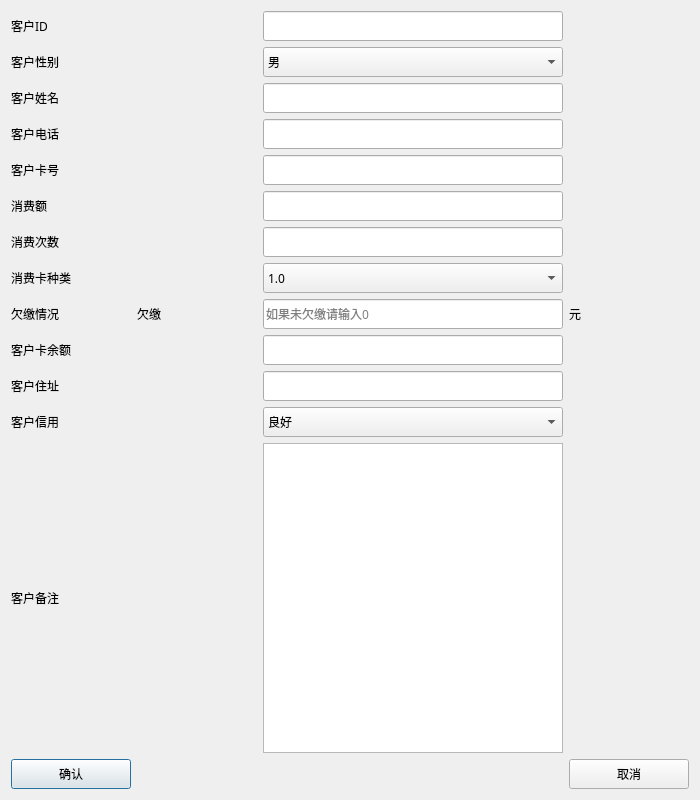
Before: the Qt Designer form LaundryManagementSystem/dlgupdatecustomer.ui in Quentlam/LaundryManagementSystem, drawn with Qt 5.
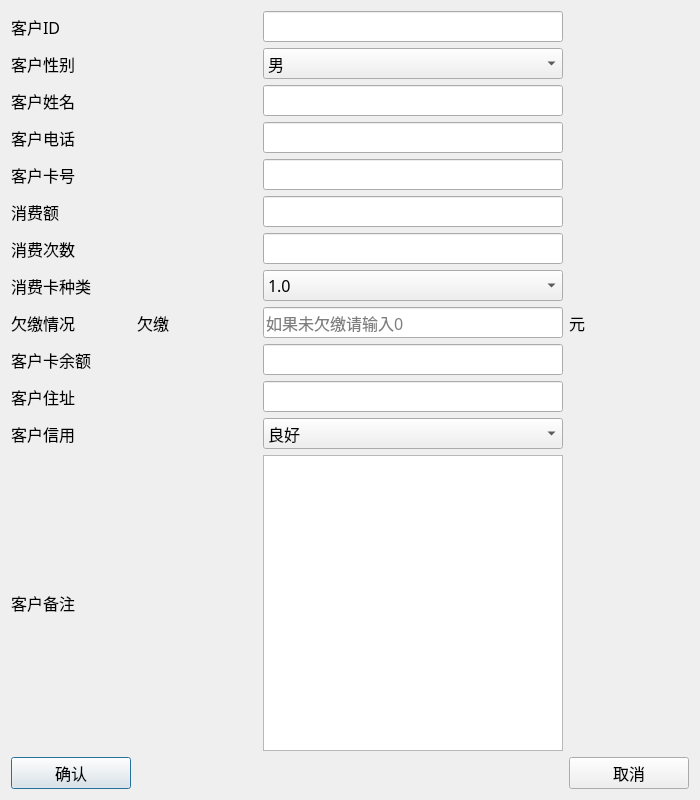
After: the same form once the commit is applied.

What changed in the file:
```diff
--- a/LaundryManagementSystem/dlgupdatecustomer.ui
+++ b/LaundryManagementSystem/dlgupdatecustomer.ui
@@ -25,6 +25,7 @@
   <property name="font">
    <font>
     <family>微软雅黑</family>
+    <pointsize>12</pointsize>
    </font>
   </property>
   <property name="windowTitle">
@@ -33,6 +34,12 @@
   <layout class="QGridLayout" name="gridLayout">
    <item row="5" column="0">
     <widget class="QLabel" name="label_4">
+     <property name="font">
+      <font>
+       <family>微软雅黑</family>
+       <pointsize>12</pointsize>
+      </font>
+     </property>
      <property name="text">
       <string>客户卡号</string>
      </property>
@@ -52,6 +59,12 @@
        <height>16777215</height>
       </size>
      </property>
+     <property name="font">
+      <font>
+       <family>微软雅黑</family>
+       <pointsize>12</pointsize>
+      </font>
+     </property>
     </widget>
    </item>
    <item row="7" column="2">
@@ -68,6 +81,12 @@
        <height>16777215</height>
       </size>
      </property>
+     <property name="font">
+      <font>
+       <family>微软雅黑</family>
+       <pointsize>12</pointsize>
+      </font>
+     </property>
     </widget>
    </item>
    <item row="4" column="2">
@@ -84,6 +103,12 @@
        <height>16777215</height>
       </size>
      </property>
+     <property name="font">
+      <font>
+       <family>微软雅黑</family>
+       <pointsize>12</pointsize>
+      </font>
+     </property>
     </widget>
    </item>
    <item row="5" column="2">
@@ -100,6 +125,12 @@
        <height>16777215</height>
       </size>
      </property>
+     <property name="font">
+      <font>
+       <family>微软雅黑</family>
+       <pointsize>12</pointsize>
+      </font>
+     </property>
      <property name="maxLength">
       <number>14</number>
      </property>
@@ -107,6 +138,12 @@
    </item>
    <item row="4" column="0">
     <widget class="QLabel" name="label_5">
+     <property name="font">
+      <font>
+       <family>微软雅黑</family>
+       <pointsize>12</pointsize>
+      </font>
+     </property>
      <property name="text">
       <string>客户电话</string>
      </property>
@@ -126,6 +163,12 @@
        <height>16777215</height>
       </size>
      </property>
+     <property name="font">
+      <font>
+       <family>微软雅黑</family>
+       <pointsize>12</pointsize>
+      </font>
+     </property>
     </widget>
    </item>
    <item row="1" column="2" colspan="2">
@@ -142,10 +185,22 @@
        <height>16777215</height>
       </size>
      </property>
+     <property name="font">
+      <font>
+       <family>微软雅黑</family>
+       <pointsize>12</pointsize>
+      </font>
+     </property>
     </widget>
    </item>
    <item row="9" column="0">
     <widget class="QLabel" name="label_10">
+     <property name="font">
+      <font>
+       <family>微软雅黑</family>
+       <pointsize>12</pointsize>
+      </font>
+     </property>
      <property name="text">
       <string>欠缴情况</string>
      </property>
@@ -153,6 +208,12 @@
    </item>
    <item row="14" column="0">
     <widget class="QLabel" name="label_3">
+     <property name="font">
+      <font>
+       <family>微软雅黑</family>
+       <pointsize>12</pointsize>
+      </font>
+     </property>
      <property name="text">
       <string>客户备注</string>
      </property>
@@ -160,6 +221,12 @@
    </item>
    <item row="3" column="0">
     <widget class="QLabel" name="label">
+     <property name="font">
+      <font>
+       <family>微软雅黑</family>
+       <pointsize>12</pointsize>
+      </font>
+     </property>
      <property name="text">
       <string>客户姓名</string>
      </property>
@@ -167,6 +234,12 @@
    </item>
    <item row="11" column="0">
     <widget class="QLabel" name="label_6">
+     <property name="font">
+      <font>
+       <family>微软雅黑</family>
+       <pointsize>12</pointsize>
+      </font>
+     </property>
      <property name="text">
       <string>客户卡余额</string>
      </property>
@@ -180,6 +253,12 @@
        <height>30</height>
       </size>
      </property>
+     <property name="font">
+      <font>
+       <family>微软雅黑</family>
+       <pointsize>12</pointsize>
+      </font>
+     </property>
      <property name="text">
       <string>确认</string>
      </property>
@@ -187,6 +266,12 @@
    </item>
    <item row="6" column="0">
     <widget class="QLabel" name="label_7">
+     <property name="font">
+      <font>
+       <family>微软雅黑</family>
+       <pointsize>12</pointsize>
+      </font>
+     </property>
      <property name="text">
       <string>消费额</string>
      </property>
@@ -206,6 +291,12 @@
        <height>16777215</height>
       </size>
      </property>
+     <property name="font">
+      <font>
+       <family>微软雅黑</family>
+       <pointsize>12</pointsize>
+      </font>
+     </property>
      <property name="placeholderText">
       <string>如果未欠缴请输入0</string>
      </property>
@@ -225,10 +316,22 @@
        <height>16777215</height>
       </size>
      </property>
+     <property name="font">
+      <font>
+       <family>微软雅黑</family>
+       <pointsize>12</pointsize>
+      </font>
+     </property>
     </widget>
    </item>
    <item row="7" column="0">
     <widget class="QLabel" name="label_8">
+     <property name="font">
+      <font>
+       <family>微软雅黑</family>
+       <pointsize>12</pointsize>
+      </font>
+     </property>
      <property name="text">
       <string>消费次数</string>
      </property>
@@ -236,6 +339,12 @@
    </item>
    <item row="9" column="1">
     <widget class="QLabel" name="label_11">
+     <property name="font">
+      <font>
+       <family>微软雅黑</family>
+       <pointsize>12</pointsize>
+      </font>
+     </property>
      <property name="text">
       <string>欠缴</string>
      </property>
@@ -243,6 +352,12 @@
    </item>
    <item row="9" column="3">
     <widget class="QLabel" name="label_12">
+     <property name="font">
+      <font>
+       <family>微软雅黑</family>
+       <pointsize>12</pointsize>
+      </font>
+     </property>
      <property name="text">
       <string>元</string>
      </property>
@@ -256,6 +371,12 @@
        <height>30</height>
       </size>
      </property>
+     <property name="font">
+      <font>
+       <family>微软雅黑</family>
+       <pointsize>12</pointsize>
+      </font>
+     </property>
      <property name="text">
       <string>取消</string>
      </property>
@@ -263,6 +384,12 @@
    </item>
    <item row="8" column="0">
     <widget class="QLabel" name="label_9">
+     <property name="font">
+      <font>
+       <family>微软雅黑</family>
+       <pointsize>12</pointsize>
+      </font>
+     </property>
      <property name="text">
       <string>消费卡种类</string>
      </property>
@@ -270,6 +397,12 @@
    </item>
    <item row="1" column="0">
     <widget class="QLabel" name="label_2">
+     <property name="font">
+      <font>
+       <family>微软雅黑</family>
+       <pointsize>12</pointsize>
+      </font>
+     </property>
      <property name="text">
       <string>客户ID</string>
      </property>
@@ -289,6 +422,12 @@
        <height>16777215</height>
       </size>
      </property>
+     <property name="font">
+      <font>
+       <family>微软雅黑</family>
+       <pointsize>12</pointsize>
+      </font>
+     </property>
     </widget>
    </item>
    <item row="8" column="2">
@@ -305,6 +444,12 @@
        <height>16777215</height>
       </size>
      </property>
+     <property name="font">
+      <font>
+       <family>微软雅黑</family>
+       <pointsize>12</pointsize>
+      </font>
+     </property>
      <item>
       <property name="text">
        <string>1.0</string>
@@ -364,6 +509,12 @@
    </item>
    <item row="12" column="0">
     <widget class="QLabel" name="label_13">
+     <property name="font">
+      <font>
+       <family>微软雅黑</family>
+       <pointsize>12</pointsize>
+      </font>
+     </property>
      <property name="text">
       <string>客户住址</string>
      </property>
@@ -383,6 +534,12 @@
        <height>16777215</height>
       </size>
      </property>
+     <property name="font">
+      <font>
+       <family>微软雅黑</family>
+       <pointsize>12</pointsize>
+      </font>
+     </property>
     </widget>
    </item>
    <item row="13" column="2">
@@ -399,6 +556,12 @@
        <height>16777215</height>
       </size>
      </property>
+     <property name="font">
+      <font>
+       <family>微软雅黑</family>
+       <pointsize>12</pointsize>
+      </font>
+     </property>
      <item>
       <property name="text">
        <string>良好</string>
@@ -418,6 +581,12 @@
    </item>
    <item row="13" column="0">
     <widget class="QLabel" name="label_14">
+     <property name="font">
+      <font>
+       <family>微软雅黑</family>
+       <pointsize>12</pointsize>
+      </font>
+     </property>
      <property name="text">
       <string>客户信用</string>
      </property>
@@ -431,6 +600,12 @@
        <height>30</height>
       </size>
      </property>
+     <property name="font">
+      <font>
+       <family>微软雅黑</family>
+       <pointsize>12</pointsize>
+      </font>
+     </property>
      <item>
       <property name="text">
        <string>男</string>
@@ -445,6 +620,12 @@
    </item>
    <item row="2" column="0">
     <widget class="QLabel" name="label_15">
+     <property name="font">
+      <font>
+       <family>微软雅黑</family>
+       <pointsize>12</pointsize>
+      </font>
+     </property>
      <property name="text">
       <string>客户性别</string>
      </property>
```
